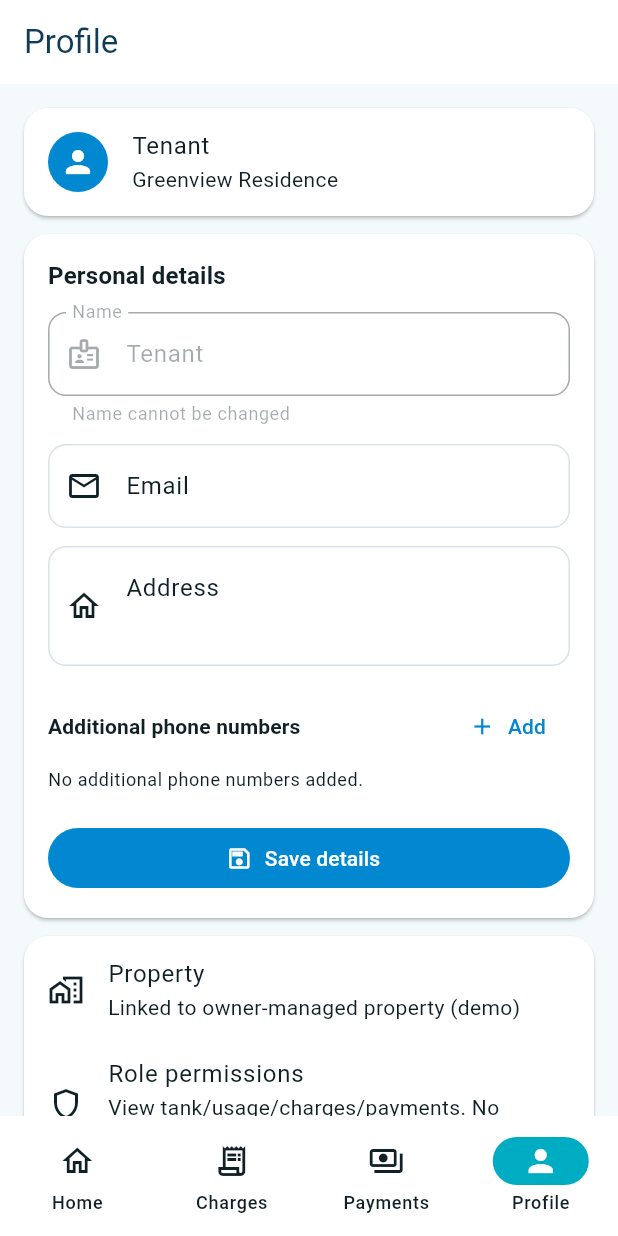
After one commit to ZephyrNULL/hydroshield, a Flutter app: the RenterProfileScreen screen opened by its route, on a phone screen of 412 x 824 dp. The commit adds this screen. Run offline on Flutter 3.47's test engine with Material 3 defaults, Android fonts, the phone set to English and light mode, and no system bars; our stand-ins replace fl_chart, go_router.

Commit message:
feat: enhance tenant profile with editable contact details (name locked)

```diff
--- a/lib/core/router/app_router.dart
+++ b/lib/core/router/app_router.dart
@@ -6,6 +6,7 @@ import '../../features/auth/register_screen.dart';
 import '../../features/cleaning/cleaning_screen.dart';
 import '../../features/leak_detection/leak_detection_screen.dart';
 import '../../features/payments/renter_payments_screen.dart';
+import '../../features/profile/renter_profile_screen.dart';
 import '../../features/settings/settings_screen.dart';
 import '../../features/tank_level/owner_home_screen.dart';
 import '../../features/tank_level/renter_home_screen.dart';
@@ -118,7 +119,7 @@ GoRouter createRouter() {
           StatefulShellBranch(routes: [
             GoRoute(
               path: AppRoutes.renterProfile,
-              builder: (context, state) => const _RenterProfileScreen(),
+              builder: (context, state) => const RenterProfileScreen(),
             ),
           ]),
         ],
@@ -171,42 +172,3 @@ class _RenterShell extends StatelessWidget {
     );
   }
 }
-
-class _RenterProfileScreen extends StatelessWidget {
-  const _RenterProfileScreen();
-
-  @override
-  Widget build(BuildContext context) {
-    final session = SessionStore.instance;
-    return Scaffold(
-      appBar: AppBar(title: const Text('Profile')),
-      body: ListView(
-        padding: const EdgeInsets.all(16),
-        children: [
-          Card(
-            child: ListTile(
-              leading: const CircleAvatar(child: Icon(Icons.person)),
-              title: Text(session.userName.value ?? 'Tenant'),
-              subtitle: Text(session.propertyName.value ?? 'Assigned property'),
-            ),
-          ),
-          const SizedBox(height: 12),
-          Card(
-            child: Column(children: [
-              const ListTile(leading: Icon(Icons.home_work_outlined), title: Text('Property'), subtitle: Text('Linked to owner-managed property (demo)')),
-              const ListTile(leading: Icon(Icons.shield_outlined), title: Text('Role permissions'), subtitle: Text('View tank/usage/charges/payments. No hardware or pricing controls.')),
-              ListTile(
-                leading: const Icon(Icons.logout),
-                title: const Text('Logout'),
-                onTap: () {
-                  session.logout();
-                  context.go(AppRoutes.login);
-                },
-              ),
-            ]),
-          ),
-        ],
-      ),
-    );
-  }
-}
--- /dev/null
+++ b/lib/features/profile/renter_profile_screen.dart
@@ -0,0 +1,207 @@
+import 'package:flutter/material.dart';
+import 'package:go_router/go_router.dart';
+
+import '../../core/router/app_router.dart';
+import '../../core/session.dart';
+
+class RenterProfileScreen extends StatefulWidget {
+  const RenterProfileScreen({super.key});
+
+  @override
+  State<RenterProfileScreen> createState() => _RenterProfileScreenState();
+}
+
+class _RenterProfileScreenState extends State<RenterProfileScreen> {
+  final _emailController = TextEditingController();
+  final _addressController = TextEditingController();
+  final List<TextEditingController> _phoneControllers = [];
+
+  @override
+  void initState() {
+    super.initState();
+    // Demo defaults (could be loaded from backend in production)
+    _emailController.text = '';
+    _addressController.text = '';
+  }
+
+  @override
+  void dispose() {
+    _emailController.dispose();
+    _addressController.dispose();
+    for (final c in _phoneControllers) {
+      c.dispose();
+    }
+    super.dispose();
+  }
+
+  void _addPhoneField() {
+    setState(() {
+      _phoneControllers.add(TextEditingController());
+    });
+  }
+
+  void _removePhoneField(int index) {
+    setState(() {
+      final c = _phoneControllers.removeAt(index);
+      c.dispose();
+    });
+  }
+
+  void _saveProfile() {
+    FocusScope.of(context).unfocus();
+    ScaffoldMessenger.of(context).showSnackBar(
+      const SnackBar(content: Text('Profile details saved (demo).')),
+    );
+  }
+
+  @override
+  Widget build(BuildContext context) {
+    final session = SessionStore.instance;
+    final name = session.userName.value ?? 'Tenant';
+
+    return Scaffold(
+      appBar: AppBar(title: const Text('Profile')),
+      body: ListView(
+        padding: const EdgeInsets.all(16),
+        children: [
+          Card(
+            child: ListTile(
+              leading: const CircleAvatar(child: Icon(Icons.person)),
+              title: Text(name),
+              subtitle: Text(session.propertyName.value ?? 'Assigned property'),
+            ),
+          ),
+          const SizedBox(height: 12),
+          Card(
+            child: Padding(
+              padding: const EdgeInsets.all(16),
+              child: Column(
+                crossAxisAlignment: CrossAxisAlignment.start,
+                children: [
+                  Text('Personal details',
+                      style: Theme.of(context)
+                          .textTheme
+                          .titleMedium
+                          ?.copyWith(fontWeight: FontWeight.bold)),
+                  const SizedBox(height: 12),
+                  TextFormField(
+                    initialValue: name,
+                    enabled: false,
+                    decoration: const InputDecoration(
+                      labelText: 'Name',
+                      prefixIcon: Icon(Icons.badge_outlined),
+                      helperText: 'Name cannot be changed',
+                    ),
+                  ),
+                  const SizedBox(height: 12),
+                  TextField(
+                    controller: _emailController,
+                    keyboardType: TextInputType.emailAddress,
+                    decoration: const InputDecoration(
+                      labelText: 'Email',
+                      hintText: 'Enter your email address',
+                      prefixIcon: Icon(Icons.email_outlined),
+                    ),
+                  ),
+                  const SizedBox(height: 12),
+                  TextField(
+                    controller: _addressController,
+                    keyboardType: TextInputType.streetAddress,
+                    minLines: 2,
+                    maxLines: 4,
+                    decoration: const InputDecoration(
+                      labelText: 'Address',
+                      hintText: 'Enter your address',
+                      prefixIcon: Icon(Icons.home_outlined),
+                      alignLabelWithHint: true,
+                    ),
+                  ),
+                  const SizedBox(height: 16),
+                  Row(
+                    children: [
+                      Expanded(
+                        child: Text('Additional phone numbers',
+                            style: Theme.of(context)
+                                .textTheme
+                                .titleSmall
+                                ?.copyWith(fontWeight: FontWeight.w600)),
+                      ),
+                      TextButton.icon(
+                        onPressed: _addPhoneField,
+                        icon: const Icon(Icons.add),
+                        label: const Text('Add'),
+                      ),
+                    ],
+                  ),
+                  if (_phoneControllers.isEmpty)
+                    Padding(
+                      padding: const EdgeInsets.only(top: 4, bottom: 4),
+                      child: Text(
+                        'No additional phone numbers added.',
+                        style: Theme.of(context).textTheme.bodySmall,
+                      ),
+                    ),
+                  for (int i = 0; i < _phoneControllers.length; i++) ...[
+                    const SizedBox(height: 8),
+                    Row(
+                      crossAxisAlignment: CrossAxisAlignment.start,
+                      children: [
+                        Expanded(
+                          child: TextField(
+                            controller: _phoneControllers[i],
+                            keyboardType: TextInputType.phone,
+                            decoration: InputDecoration(
+                              labelText: 'Phone number ${i + 1}',
+                              hintText: 'Enter phone number',
+                              prefixIcon: const Icon(Icons.phone_outlined),
+                            ),
+                          ),
+                        ),
+                        const SizedBox(width: 8),
+                        IconButton(
+                          tooltip: 'Remove',
+                          onPressed: () => _removePhoneField(i),
+                          icon: const Icon(Icons.remove_circle_outline),
+                        ),
+                      ],
+                    ),
+                  ],
+                  const SizedBox(height: 16),
+                  SizedBox(
+                    width: double.infinity,
+                    child: FilledButton.icon(
+                      onPressed: _saveProfile,
+                      icon: const Icon(Icons.save_outlined),
+                      label: const Text('Save details'),
+                    ),
+                  ),
+                ],
+              ),
+            ),
+          ),
+          const SizedBox(height: 12),
+          Card(
+            child: Column(children: [
+              const ListTile(
+                  leading: Icon(Icons.home_work_outlined),
+                  title: Text('Property'),
+                  subtitle: Text('Linked to owner-managed property (demo)')),
+              const ListTile(
+                  leading: Icon(Icons.shield_outlined),
+                  title: Text('Role permissions'),
+                  subtitle: Text('View tank/usage/charges/payments. No hardware or pricing controls.')),
+              ListTile(
+                leading: const Icon(Icons.logout),
+                title: const Text('Logout'),
+                onTap: () {
+                  session.logout();
+                  context.go(AppRoutes.login);
+                },
+              ),
+            ]),
+          ),
+        ],
+      ),
+    );
+  }
+}
```
